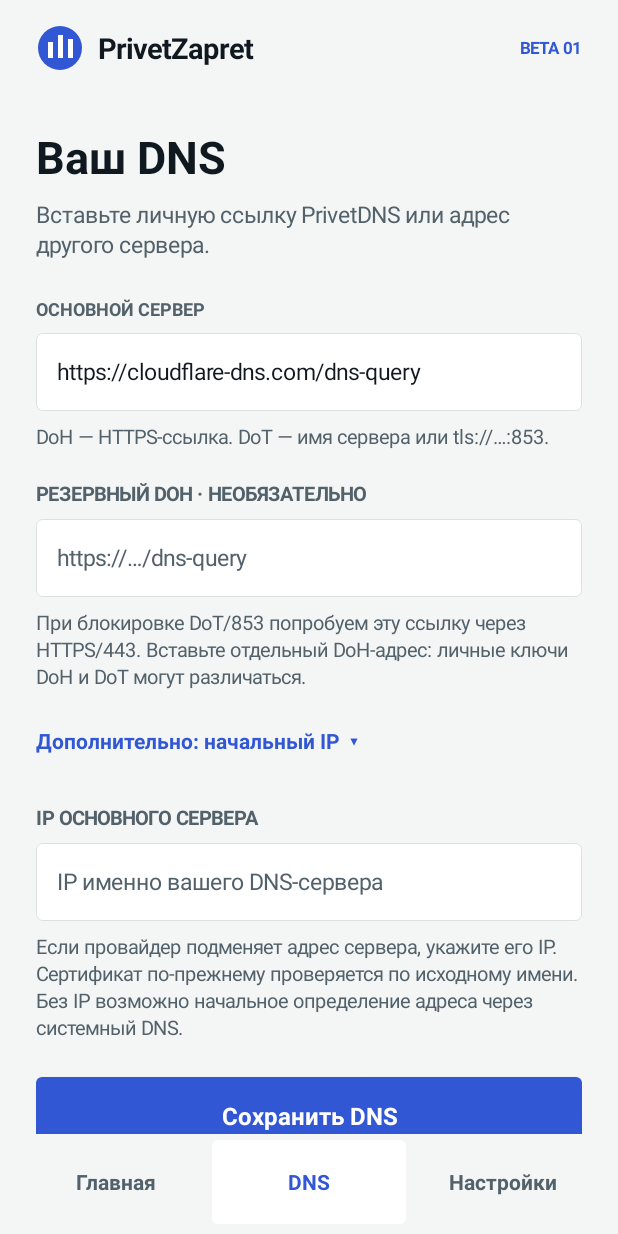
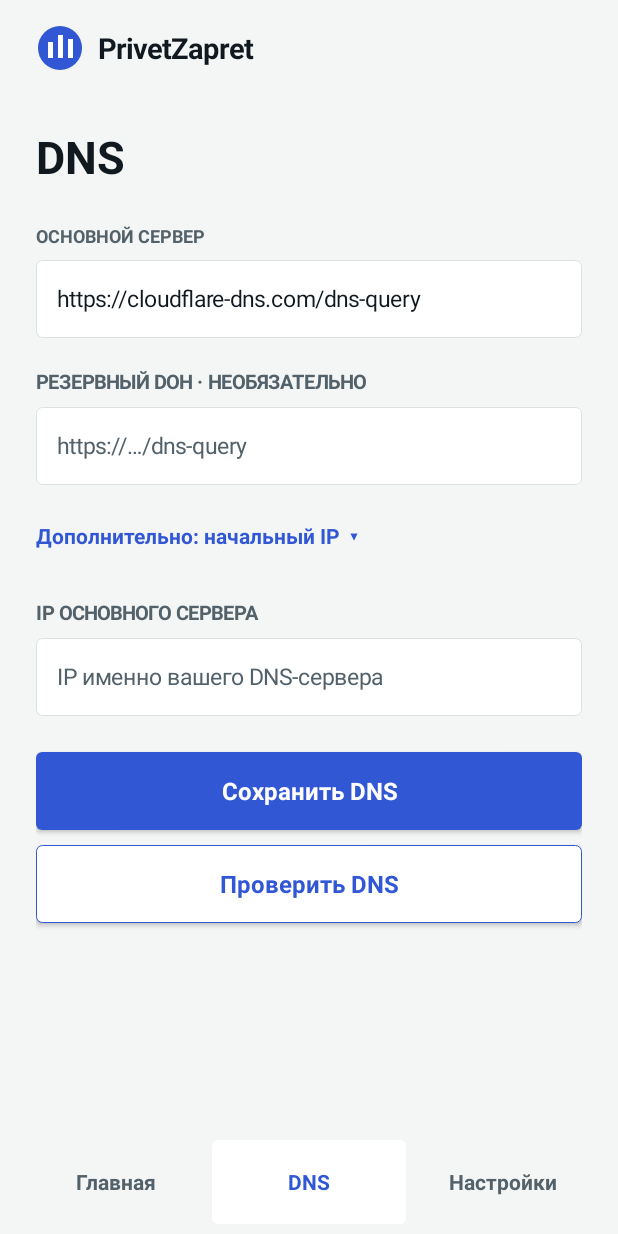
Before and after one commit to privettisha/PrivetZapret-Android, an Android app: the screen it shows after launch (MainActivity), after a tap on "Дополнительно: начальный IP ▾", on a phone screen of 412 x 824 dp. Run offline under Robolectric (Android 15) with nearby library versions, the phone set to English and light mode, and no system bars; pictures from the network do not load; 1 other tap on this screen came first.

Commit message:
Route Android UDP through ByeDPI and simplify the interface

```diff
--- a/app/build.gradle.kts
+++ b/app/build.gradle.kts
@@ -7,8 +7,8 @@ android {
         applicationId = "ru.privetdns.zapret"
         minSdk = 26
         targetSdk = 36
-        versionCode = 1
-        versionName = "0.1.0-beta"
+        versionCode = 2
+        versionName = "0.2.0-beta"
         testInstrumentationRunner = "androidx.test.runner.AndroidJUnitRunner"
         ndk { abiFilters += listOf("arm64-v8a", "armeabi-v7a", "x86_64") }
         externalNativeBuild { cmake { arguments += "-DANDROID_SUPPORT_FLEXIBLE_PAGE_SIZES=ON" } }
--- a/app/src/main/java/ru/privetdns/zapret/MainActivity.kt
+++ b/app/src/main/java/ru/privetdns/zapret/MainActivity.kt
@@ -28,7 +28,6 @@ class MainActivity : Activity() {
     private lateinit var pages: FrameLayout
     private lateinit var power: Button
     private lateinit var headline: TextView
-    private lateinit var description: TextView
     private lateinit var statusLine: TextView
     private lateinit var mode: Switch
     private lateinit var dnsInput: EditText
@@ -89,7 +88,9 @@ class MainActivity : Activity() {
     private fun page(title: String, subtitle: String, build: LinearLayout.() -> Unit): View {
         val content = column().apply {
             setPadding(dp(24), dp(24), dp(24), dp(32))
-            addView(text(title, 30, ink, true)); space(8); addView(text(subtitle, 15, muted)); space(24); build()
+            if (title.isNotBlank()) { addView(text(title, 30, ink, true)); space(24) }
+            if (subtitle.isNotBlank()) { addView(text(subtitle, 15, muted)); space(24) }
+            build()
         }
         return ScrollView(this).apply { isFillViewport = true; addView(content) }
     }
@@ -109,7 +110,6 @@ class MainActivity : Activity() {
             gravity = Gravity.CENTER_VERTICAL; setPadding(dp(24), dp(16), dp(24), dp(12))
             addView(ImageView(this@MainActivity).apply { setImageResource(R.drawable.ic_launcher); contentDescription = "" }, LinearLayout.LayoutParams(dp(32), dp(32)))
             addView(text("  PrivetZapret", 19, ink, true), LinearLayout.LayoutParams(0, -2, 1f))
-            addView(text("BETA 01", 11, blue, true))
         }
         root.addView(brand)
         pages = FrameLayout(this); root.addView(pages, LinearLayout.LayoutParams(-1, 0, 1f))
@@ -127,48 +127,52 @@ class MainActivity : Activity() {
         selectTab(savedInstanceState?.getInt("tab") ?: 0); refreshSettings(); renderState("Готов к подключению", "")
         if (storageError) message("Не удалось прочитать сохранённый профиль. Введите DNS заново и сохраните его; старые настройки не были заменены.")
     }
-    private fun homePage() = page("Интернет,\nпо-приветски.", "Ваш DNS и локальный обход в одном приложении.") {
+    private fun homePage() = page("", "") {
         val hero = column().apply {
             background = shape(blue); setPadding(dp(22), dp(22), dp(22), dp(22))
-            addView(text("ПОДКЛЮЧЕНИЕ", 11, Color.rgb(207, 218, 255), true)); space(18)
             headline = text("Можно начинать", 25, Color.WHITE, true); addView(headline); space(10)
-            description = text("Без root. Внешний IP не меняется.", 15, Color.WHITE); addView(description); space(24)
+            space(14)
             power = button("Подключить") { toggle() }.apply { background = shape(mint); setTextColor(ink) }
             addView(power, LinearLayout.LayoutParams(-1, -2))
         }
         addView(hero); space(16)
         statusLine = text("Готов к подключению", 14, muted); addView(statusLine)
-        label("ПРИОРИТЕТНЫЕ ПРИЛОЖЕНИЯ")
-        val services = LinearLayout(this@MainActivity)
-        listOf("Telegram", "YouTube", "TikTok").forEach { name ->
-            services.addView(text(name, 13, blue, true).apply {
-                gravity = Gravity.CENTER; setPadding(dp(6), dp(12), dp(6), dp(12)); background = shape(Color.WHITE)
-            }, LinearLayout.LayoutParams(0, -2, 1f).apply { marginEnd = dp(6) })
+        space(18)
+        val services = LinearLayout(this@MainActivity).apply { gravity = Gravity.CENTER }
+        listOf(
+            Triple("YouTube", R.drawable.ic_youtube, 0),
+            Triple("Telegram", R.drawable.ic_telegram, 1),
+            Triple("TikTok", R.drawable.ic_tiktok, 2)
+        ).forEach { (name, icon, index) ->
+            val card = column().apply {
+                gravity = Gravity.CENTER; background = shape(Color.WHITE)
+                setPadding(dp(8), dp(12), dp(8), dp(10))
+                addView(ImageView(this@MainActivity).apply {
+                    setImageResource(icon); contentDescription = name
+                }, LinearLayout.LayoutParams(dp(38), dp(38)))
+                space(7); addView(text(name, 12, ink, true).apply { gravity = Gravity.CENTER })
+            }
+            services.addView(card, LinearLayout.LayoutParams(0, -2, 1f).apply {
+                if (index < 2) marginEnd = dp(8)
+            })
         }
-        addView(services); space(12)
-        addView(text("Доступность зависит от сети. Звонки и видео могут вести себя по-разному.", 13, muted))
+        addView(services)
         label("РЕЖИМ")
         mode = Switch(this@MainActivity).apply {
             text = "Только DNS"; textSize = 17f; setTextColor(ink); minHeight = dp(48)
             setOnCheckedChangeListener { _, _ -> if (!refreshing) saveOptions() }
         }
         addView(mode)
-        addView(text("Выключено — обход + DNS для приложений. Включено — только защищённые DNS-запросы.", 14, muted))
-        space(24)
-        addView(text("DNS выбирается на соседней вкладке. По умолчанию используется публичный Cloudflare DoH.", 13, muted))
     }
-    private fun dnsPage() = page("Ваш DNS", "Вставьте личную ссылку PrivetDNS или адрес другого сервера.") {
+    private fun dnsPage() = page("DNS", "") {
         addView(text("ОСНОВНОЙ СЕРВЕР", 12, muted, true)); space(8)
         dnsInput = field("https://…/dns-query или tls://…"); dnsInput.contentDescription = "Основной DNS"; addView(dnsInput)
-        space(8); addView(text("DoH — HTTPS-ссылка. DoT — имя сервера или tls://…:853.", 13, muted))
         label("РЕЗЕРВНЫЙ DOH · НЕОБЯЗАТЕЛЬНО")
         fallbackInput = field("https://…/dns-query"); fallbackInput.contentDescription = "Резервный DoH"; addView(fallbackInput)
-        space(8); addView(text("При блокировке DoT/853 попробуем эту ссылку через HTTPS/443. Вставьте отдельный DoH-адрес: личные ключи DoH и DoT могут различаться.", 13, muted))
         val advanced = column().apply {
             visibility = View.GONE
             label("IP ОСНОВНОГО СЕРВЕРА")
             bootstrapInput = field("IP именно вашего DNS-сервера"); bootstrapInput.contentDescription = "IP DNS-сервера"; addView(bootstrapInput)
-            space(8); addView(text("Если провайдер подменяет адрес сервера, укажите его IP. Сертификат по-прежнему проверяется по исходному имени. Без IP возможно начальное определение адреса через системный DNS.", 13, muted))
         }
         space(12)
         addView(text("Дополнительно: начальный IP  ▾", 14, blue, true).apply {
@@ -178,10 +182,9 @@ class MainActivity : Activity() {
         addView(advanced)
         space(24); save = button("Сохранить DNS") { saveDns() }; addView(save, LinearLayout.LayoutParams(-1, -2))
         space(10); dnsTest = button("Проверить DNS") { testDns() }.apply { background = shape(Color.WHITE, blue); setTextColor(blue) }; addView(dnsTest, LinearLayout.LayoutParams(-1, -2))
-        space(12); dnsResult = text("Проверка отправляет только тестовый DNS-запрос example.com. При подключении DNS также проверяется через модуль обхода.", 13, muted); addView(dnsResult)
-        space(20); addView(text("Профиль хранится зашифрованно на устройстве. Пустой резерв означает, что на другой DNS переходить не будем.", 13, muted))
+        space(12); dnsResult = text("", 13, muted); addView(dnsResult)
     }
-    private fun optionsPage() = page("Настройки", "Начните с автоматического профиля. Меняйте настройки при отключённом соединении.") {
+    private fun optionsPage() = page("Настройки", "") {
         addView(text("ПРОФИЛЬ ОБХОДА", 12, muted, true)); space(8)
         strategyGroup = RadioGroup(this@MainActivity)
         listOf("Автоматический", "Разделение пакетов", "Разделение TLS").forEachIndexed { i, name ->
@@ -189,17 +192,21 @@ class MainActivity : Activity() {
         }
         strategyGroup.setOnCheckedChangeListener { _, _ -> if (!refreshing) saveOptions() }; addView(strategyGroup)
         space(12); quic = Switch(this@MainActivity).apply {
-            text = "Видео через TCP"; textSize = 17f; setTextColor(ink); minHeight = dp(52)
+            text = "Принудительно использовать TCP"; textSize = 17f; setTextColor(ink); minHeight = dp(52)
             setOnCheckedChangeListener { _, _ -> if (!refreshing) saveOptions() }
         }; addView(quic)
-        addView(text("Отключает UDP/443 в режиме обхода, чтобы приложения могли перейти с QUIC на TCP. Некоторым приложениям это мешает — тогда выключите.", 13, muted))
-        label("КАК ЭТО РАБОТАЕТ")
-        addView(text("Android показывает значок VPN, потому что приложение обрабатывает трафик локально. Удалённого VPN-сервера здесь нет. Шифруются DNS-запросы; обычный трафик защищают сами приложения через HTTPS/TLS. Провайдер по-прежнему видит IP-адреса и объём соединений.", 14, muted))
-        space(14); addView(text("Обход не гарантирует доступ при блокировке IP, белых списках или отключении связи. Ограничения TikTok по региону и SIM-карте могут сохраниться. Другое VPN-приложение одновременно работать не сможет. Строгий «Частный DNS» Android и DNS внутри браузера могут использовать собственный сервер.", 14, muted))
         label("О ПРОЕКТЕ")
-        addView(text("PrivetZapret Android · 0.1.0 beta\nОснова: ByeDPI и hev-socks5-tunnel. JNI-адаптеры из ByeByeDPI. Открытый код, без аналитики.", 14, muted)); space(12)
-        addView(button("Исходный код и инструкция") {
-            startActivity(Intent(Intent.ACTION_VIEW, android.net.Uri.parse("https://github.com/privettisha/PrivetZapret-Android")))
+        addView(text("PrivetZapret Android · 0.2.0 beta", 14, muted)); space(12)
+        addView(button("Обновить приложение") {
+            openLink("https://github.com/privettisha/PrivetZapret-Android/releases/latest/download/PrivetZapret-Android.apk")
+        }, LinearLayout.LayoutParams(-1, -2))
+        space(10)
+        addView(button("GitHub") { openLink("https://github.com/privettisha/PrivetZapret-Android") }.apply {
+            background = shape(Color.WHITE, blue); setTextColor(blue)
+        }, LinearLayout.LayoutParams(-1, -2))
+        space(10)
+        addView(button("Telegram") { openLink("https://t.me/PRIVET_DNS") }.apply {
+            background = shape(Color.WHITE, blue); setTextColor(blue)
         }, LinearLayout.LayoutParams(-1, -2))
     }
     private fun selectTab(index: Int) {
@@ -269,7 +276,6 @@ class MainActivity : Activity() {
     private fun renderState(detail: String, dns: String) {
         val off = state == "off"
         headline.text = when (state) { "on" -> "Вы подключены"; "starting" -> "Подключаем…"; "stopping" -> "Отключаем…"; else -> "Можно начинать" }
-        description.text = if (state == "on") (if (settings.dnsOnly) "Работает ваш защищённый DNS." else "Локальный обход + защищённый DNS.") else "Без root. Внешний IP не меняется."
         power.text = if (off) "Подключить" else if (state == "starting") "Отменить" else "Отключить"
         power.isEnabled = state != "stopping"
         statusLine.text = listOf(detail, dns).filter { it.isNotBlank() }.joinToString(" · ")
@@ -278,6 +284,7 @@ class MainActivity : Activity() {
         listOf(dnsInput, fallbackInput, bootstrapInput, save).forEach { it.isEnabled = off }
         dnsTest.isEnabled = off && !testing
     }
+    private fun openLink(url: String) { startActivity(Intent(Intent.ACTION_VIEW, android.net.Uri.parse(url))) }
     private fun message(value: String) { AlertDialog.Builder(this).setMessage(value).setPositiveButton("Понятно", null).show() }
     @SuppressLint("UnspecifiedRegisterReceiverFlag") // API <33 uses our signature-only permission instead.
     override fun onResume() {
--- a/app/src/main/java/ru/privetdns/zapret/Settings.kt
+++ b/app/src/main/java/ru/privetdns/zapret/Settings.kt
@@ -18,7 +18,7 @@ class Settings(
     val bootstrap: String = "",
     val dnsOnly: Boolean = false,
     val strategy: String = "auto",
-    val blockQuic: Boolean = true
+    val blockQuic: Boolean = false
 ) {
     fun profile() = DnsProfile.parse(dns, fallback, bootstrap)
     companion object {
@@ -38,14 +38,17 @@ class Settings(
             val cipher = Cipher.getInstance("AES/GCM/NoPadding")
             cipher.init(Cipher.DECRYPT_MODE, key(), GCMParameterSpec(128, bytes.copyOfRange(0, 12)))
             val data = JSONObject(String(cipher.doFinal(bytes.copyOfRange(12, bytes.size)), Charsets.UTF_8))
+            // v1 enabled QUIC blocking by default. That broke TikTok and Telegram media, so
+            // old profiles migrate to UDP enabled while v2 still respects an explicit choice.
+            val blockQuic = if (data.optInt("schema", 1) >= 2) data.optBoolean("blockQuic", false) else false
             return Settings(data.getString("dns"), data.optString("fallback"), data.optString("bootstrap"),
-                data.optBoolean("dnsOnly"), data.optString("strategy", "auto"), data.optBoolean("blockQuic", true))
+                data.optBoolean("dnsOnly"), data.optString("strategy", "auto"), blockQuic)
         }
         fun save(context: Context, settings: Settings) {
             settings.profile()
             val data = JSONObject().put("dns", settings.dns).put("fallback", settings.fallback)
                 .put("bootstrap", settings.bootstrap).put("dnsOnly", settings.dnsOnly)
-                .put("strategy", settings.strategy).put("blockQuic", settings.blockQuic)
+                .put("strategy", settings.strategy).put("blockQuic", settings.blockQuic).put("schema", 2)
             val cipher = Cipher.getInstance("AES/GCM/NoPadding").apply { init(Cipher.ENCRYPT_MODE, key()) }
             val bytes = cipher.doFinal(data.toString().toByteArray())
             val file = android.util.AtomicFile(java.io.File(context.filesDir, "profile.bin"))
--- a/app/src/main/java/ru/privetdns/zapret/TunnelService.kt
+++ b/app/src/main/java/ru/privetdns/zapret/TunnelService.kt
@@ -55,8 +55,11 @@ class TunnelService : VpnService() {
         val config = Settings.load(this)
         val profile = config.profile()
         val nativePort = ServerSocket(0, 1, InetAddress.getByName("127.0.0.1")).use { it.localPort }
-        val args = mutableListOf("byedpi", "--ip", "127.0.0.1", "--port", nativePort.toString(), "--max-conn", "256", "--no-udp")
+        val args = mutableListOf("byedpi", "--ip", "127.0.0.1", "--port", nativePort.toString(), "--max-conn", "256", "--no-domain")
         if (!config.dnsOnly) {
+            // QUIC/TikTok and Telegram media must use the same DPI engine as TCP. The first
+            // UDP/443 packet gets harmless low-TTL decoys before the original is delivered.
+            args.addAll(listOf("--proto", "udp", "--pf", "443", "--udp-fake", "2", "--auto=none"))
             when (config.strategy) {
                 "split" -> args.addAll(listOf("--split", "1"))
                 "tls" -> args.addAll(listOf("--tlsrec", "1+s", "--split", "1+s"))
--- /dev/null
+++ b/app/src/main/res/drawable/ic_telegram.xml
@@ -0,0 +1,8 @@
+<vector xmlns:android="http://schemas.android.com/apk/res/android"
+    android:width="48dp" android:height="48dp"
+    android:viewportWidth="48" android:viewportHeight="48">
+    <path android:fillColor="#279FDB"
+        android:pathData="M24,3 A21,21 0,1 0,24 45 A21,21 0,1 0,24 3" />
+    <path android:fillColor="#FFFFFF"
+        android:pathData="M11,23 L35.5,13.5 C36.7,13.1 37.7,14.2 37.3,15.8 L33.1,35.4 C32.8,36.8 31.9,37.2 30.7,36.5 L24.3,31.8 L21.2,34.8 C20.9,35.1 20.6,35.4 19.9,35.4 L20.4,28.9 L32.2,18.2 C32.7,17.7 32.1,17.5 31.4,17.9 L16.8,27.1 L10.5,25.1 C9.1,24.7 9.1,23.8 11,23 Z" />
+</vector>
--- /dev/null
+++ b/app/src/main/res/drawable/ic_tiktok.xml
@@ -0,0 +1,12 @@
+<vector xmlns:android="http://schemas.android.com/apk/res/android"
+    android:width="48dp" android:height="48dp"
+    android:viewportWidth="48" android:viewportHeight="48">
+    <path android:fillColor="#111111"
+        android:pathData="M24,3 A21,21 0,1 0,24 45 A21,21 0,1 0,24 3" />
+    <path android:fillColor="#25F4EE"
+        android:pathData="M23,14 L28,14 C28.5,18 30.7,20.3 34,21 L34,26 C31.6,25.8 29.6,25 28,23.7 L28,32 C28,37 24.3,40 19.9,40 C15.5,40 12,36.5 12,32.1 C12,27.1 16.2,23.4 21,24.2 L21,29 C18.8,28.6 16.7,30 16.7,32.1 C16.7,33.9 18.1,35.3 19.9,35.3 C21.8,35.3 23,33.9 23,31.7 Z" />
+    <path android:fillColor="#FE2C55"
+        android:pathData="M26,11 L31,11 C31.5,15 33.7,17.3 37,18 L37,23 C34.6,22.8 32.6,22 31,20.7 L31,29 C31,34 27.3,37 22.9,37 C18.5,37 15,33.5 15,29.1 C15,27.7 15.4,26.4 16.1,25.3 C18,23.8 20.5,23.2 23,24 L23,29 C20.8,28.6 18.7,30 18.7,32.1 C18.7,32.8 18.9,33.4 19.3,33.9 C20.2,34.3 21.2,34.3 22,34 C23.9,33.6 26,32.3 26,28.7 Z" />
+    <path android:fillColor="#FFFFFF"
+        android:pathData="M24.5,12.5 L29.5,12.5 C30,16.5 32.2,18.8 35.5,19.5 L35.5,24.5 C33.1,24.3 31.1,23.5 29.5,22.2 L29.5,30.5 C29.5,35.5 25.8,38.5 21.4,38.5 C17,38.5 13.5,35 13.5,30.6 C13.5,25.6 17.7,21.9 22.5,22.7 L22.5,27.5 C20.3,27.1 18.2,28.5 18.2,30.6 C18.2,32.4 19.6,33.8 21.4,33.8 C23.3,33.8 24.5,32.4 24.5,30.2 Z" />
+</vector>
--- /dev/null
+++ b/app/src/main/res/drawable/ic_youtube.xml
@@ -0,0 +1,7 @@
+<vector xmlns:android="http://schemas.android.com/apk/res/android"
+    android:width="48dp" android:height="48dp"
+    android:viewportWidth="48" android:viewportHeight="48">
+    <path android:fillColor="#FF0033"
+        android:pathData="M11,7 C6.6,7 4,10.6 4,15 L4,33 C4,37.4 7.6,41 12,41 L36,41 C40.4,41 44,37.4 44,33 L44,15 C44,10.6 40.4,7 36,7 Z" />
+    <path android:fillColor="#FFFFFF" android:pathData="M20,16 L20,32 L33,24 Z" />
+</vector>
```
Also changed, not shown: app/src/main/java/ru/privetdns/zapret/net/SocksGateway.kt (+80 -22 lines), 5 other files.
